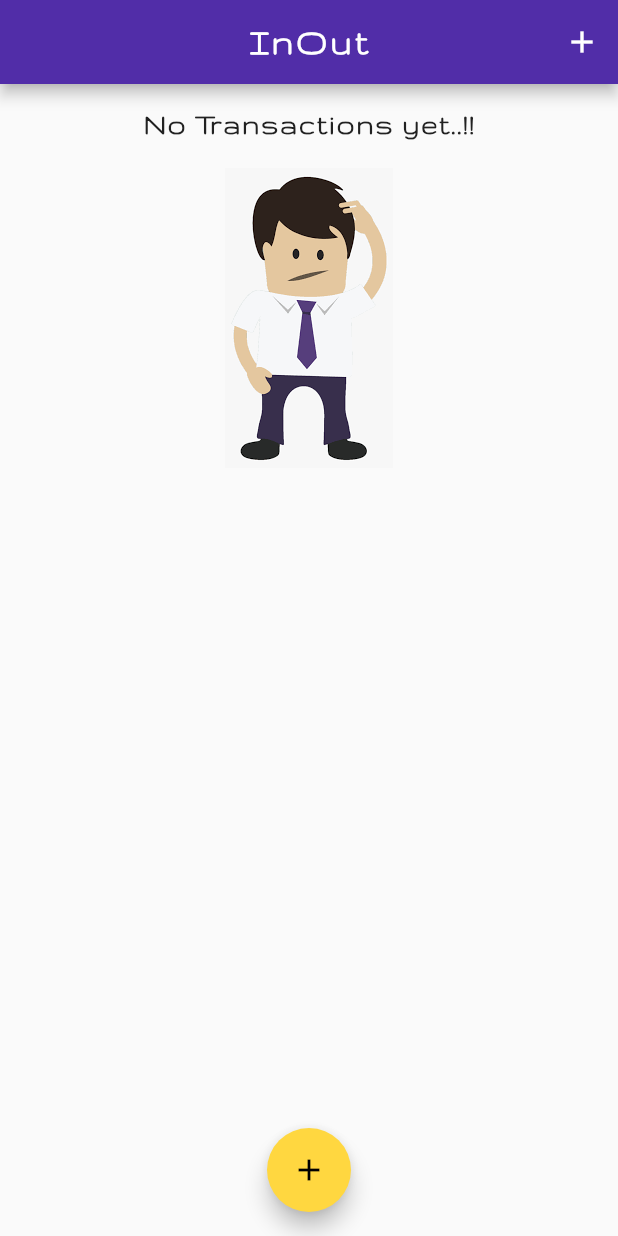
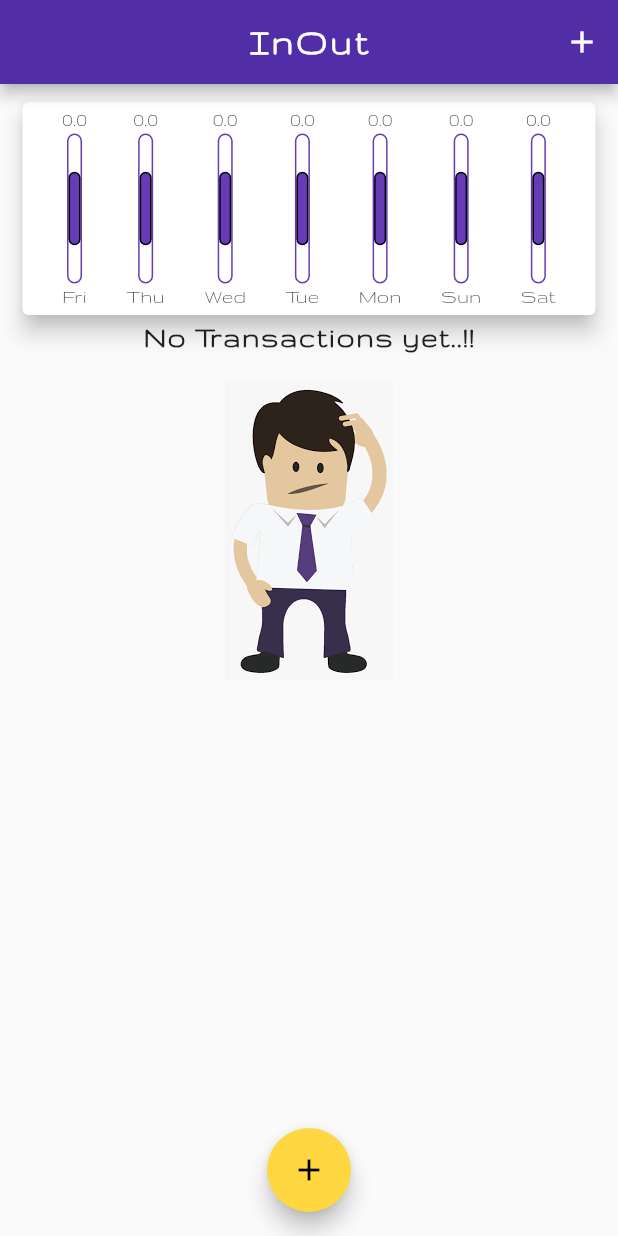
Before and after one commit to ziyadonji/Inout-expense-app, a Flutter app: the screen it shows after launch, on a phone screen of 412 x 824 dp. Run offline on Flutter 3.47's test engine with Material 2 defaults, Android fonts, the phone set to English and light mode, and no system bars.

Commit message:
bar layout complete

```diff
--- a/lib/main.dart
+++ b/lib/main.dart
@@ -70,7 +70,7 @@ class _HomeState extends State<Home> {
     );
   }
 
-  final List<Transaction> _transaction = [
+   final  List<Transaction> _transaction = [
     // Transaction(
     //   cost: 100,
     //   date: DateTime.now(),
@@ -85,6 +85,13 @@ class _HomeState extends State<Home> {
     // ),
   ];
 
+   List<Transaction> get _recentTransactions{
+     return _transaction.where((element){
+      return element.date.isAfter(DateTime.now().subtract(Duration(days: 7)));
+
+     }).toList();
+
+   }
   @override
   Widget build(BuildContext context) {
     return Scaffold(
@@ -103,7 +110,7 @@ class _HomeState extends State<Home> {
       body: ListView(
         children: [
           Column(children: [
-            Chart(_transaction),
+            Chart(_recentTransactions),
             TransactionList(_transaction),
           ]),
         ],
--- a/lib/models/bar.dart
+++ b/lib/models/bar.dart
@@ -0,0 +1,6 @@
+class Bar {
+  double amount;
+  var day;
+
+  Bar(this.day, this.amount);
+}
--- a/lib/widgets/chart.dart
+++ b/lib/widgets/chart.dart
@@ -1,4 +1,5 @@
 import 'package:Inout/models/transaction.dart';
+import 'package:Inout/widgets/chart_bar.dart';
 import 'package:flutter/material.dart';
 import '../models/bar.dart';
 import 'package:intl/intl.dart';
@@ -9,7 +10,7 @@ class Chart extends StatelessWidget {
   Chart(this.recentTransaction);
 
   List<Bar> get groupedTransactionValue {
-    return List.generate(recentTransaction.length, (index) {
+    return List.generate(7, (index) {
       var weakDay=DateTime.now().subtract(Duration(days: index));
       double amount=0;
       for(var i=0;i<recentTransaction.length;i++){
@@ -20,17 +21,28 @@ class Chart extends StatelessWidget {
             }
 
       }
-      return Bar(DateFormat.E(weakDay),amount);
+      print(amount);
+      print(DateFormat.E().format(weakDay));
+      return Bar(DateFormat.E().format(weakDay),double.parse(amount.toStringAsFixed(0)));
 
     });
   }
 
   @override
   Widget build(BuildContext context) {
+    print(groupedTransactionValue);
     return Card(
       margin: EdgeInsets.fromLTRB(15, 12, 15, 5),
       elevation: 6,
-      child: Row(children: []),
+      child: Row(mainAxisAlignment: MainAxisAlignment.spaceEvenly,
+        children: [
+        ...groupedTransactionValue.map((e) {
+          return
+          ChartBar(amountPcntTotal:.5 ,label: e.day,totalAmountSpent: double.parse(e.amount.toString()));
+
+
+        })
+      ]),
     );
   }
 }
--- /dev/null
+++ b/lib/widgets/chart_bar.dart
@@ -0,0 +1,49 @@
+import 'package:flutter/material.dart';
+
+class ChartBar extends StatelessWidget {
+  final String label;
+  final double totalAmountSpent;
+  final double amountPcntTotal;
+
+  ChartBar({this.amountPcntTotal, this.label, this.totalAmountSpent});
+
+  @override
+  Widget build(BuildContext context) {
+    return Column(
+      children: <Widget>[
+        SizedBox(height: 5),
+        Text(totalAmountSpent.toString()),
+        SizedBox(height: 2),
+        Stack(
+          children: <Widget>[
+            Container(
+              width: 10,
+              decoration: BoxDecoration(
+                borderRadius: BorderRadius.circular(5),
+                border: Border.all(
+                  color: Theme.of(context).primaryColor,
+                ),
+
+              ),
+              height: 100,
+              child: FractionallySizedBox(
+              heightFactor: amountPcntTotal,
+              child: Container(
+                width: 10,
+                decoration: BoxDecoration(
+                    color: Theme.of(context).primaryColor,
+                    borderRadius: BorderRadius.circular(5),
+                    border: Border.all()),
+              ),
+            ),
+            ),
+
+          ],
+        ),
+        SizedBox(height: 2),
+        Text(label),
+        SizedBox(height: 5),
+      ],
+    );
+  }
+}
```
